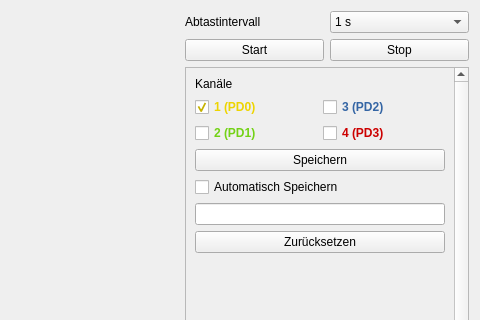
First picture: the form in lenlab/gui/loggerform.ui, repository kalanzun/red_lenlab, before the edit; both pictures show x 320 to 800 and y 0 to 320 of the 800 by 600 pixel window.
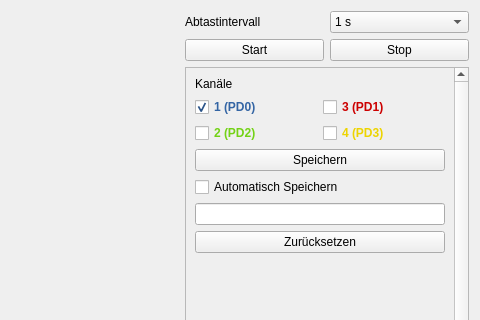
Second picture: the form after the edit. Custom widgets are drawn as their Qt base class.

Commit message: gui channel labels and colors

What changed in the file:
```diff
--- a/lenlab/gui/loggerform.ui
+++ b/lenlab/gui/loggerform.ui
@@ -125,7 +125,7 @@
          </rect>
         </property>
         <property name="styleSheet">
-         <string notr="true">#ch1CheckBox {
+         <string notr="true">#ch4CheckBox {
 	color: #edd400;
 	font-weight: bold;
 }
@@ -133,11 +133,11 @@
 	color: #73d216;
 	font-weight: bold;
 }
-#ch3CheckBox {
+#ch1CheckBox {
 	color: #3465a4;
 	font-weight: bold;
 }
-#ch4CheckBox {
+#ch3CheckBox {
 	color: #cc0000;
 	font-weight: bold;
 }</string>
@@ -155,7 +155,7 @@
            <item row="0" column="1">
             <widget class="QCheckBox" name="ch3CheckBox">
              <property name="text">
-              <string>3 (PD2)</string>
+              <string>3 (PD1)</string>
              </property>
             </widget>
            </item>
@@ -169,7 +169,7 @@
            <item row="1" column="0">
             <widget class="QCheckBox" name="ch2CheckBox">
              <property name="text">
-              <string>2 (PD1)</string>
+              <string>2 (PD2)</string>
              </property>
             </widget>
            </item>
```
The commit also changes 7 other files.
